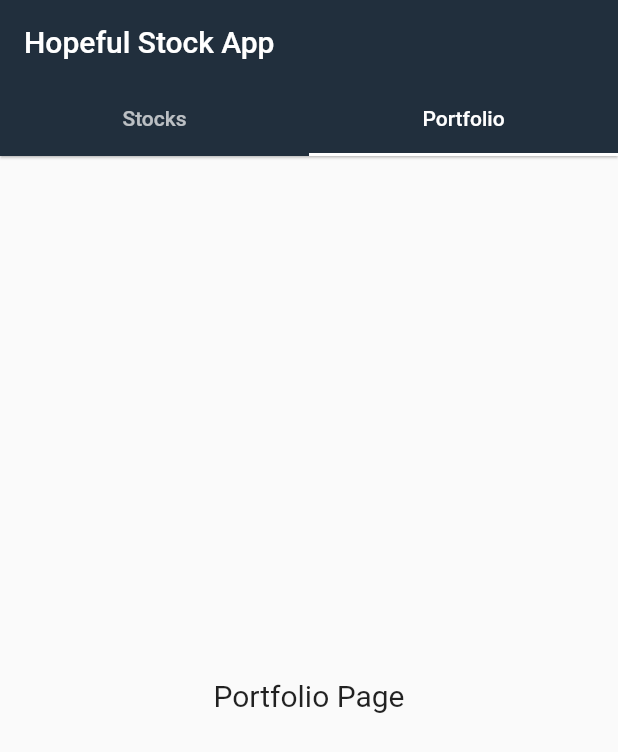
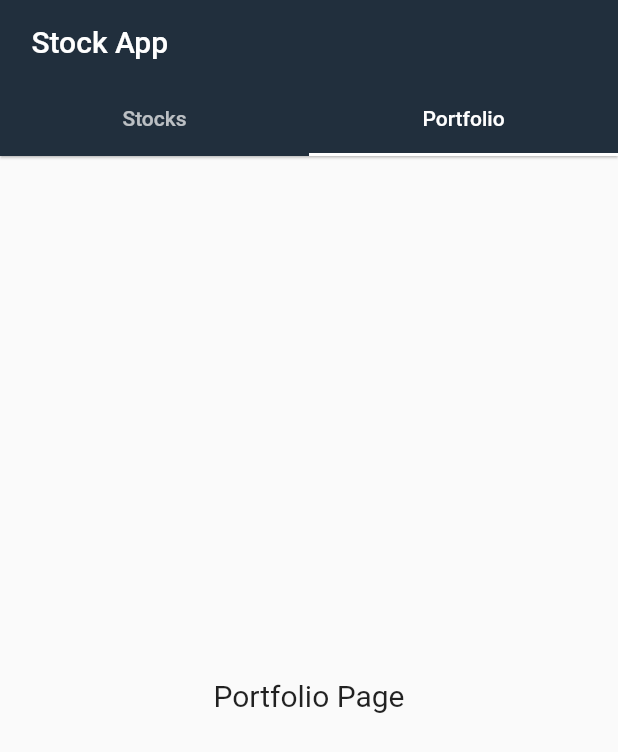
Before and after one commit to basilzuberi/hopeful_stocks, a Flutter app: the screen it shows after launch, on a phone screen of 412 x 824 dp. Shown: the top 752 px of the screen. Run offline on Flutter 3.47's test engine with Material 2 defaults, Android fonts, the phone set to English and light mode, and no system bars.

Commit message:
added documentation and new class called Stock.

```diff
--- a/lib/HomePage.dart
+++ b/lib/HomePage.dart
@@ -3,6 +3,7 @@ import 'package:hopeful_stocks/pages/StocksPage.dart';
 import 'package:hopeful_stocks/pages/PortfolioPage.dart';
 
 class HomePage extends StatefulWidget{
+  //create a state for our homepage, since its reactive
   @override
   _HomePage createState() => new _HomePage ();
 
@@ -10,11 +11,14 @@ class HomePage extends StatefulWidget{
 
 class _HomePage extends State <HomePage> with SingleTickerProviderStateMixin{
 
+
+  //tab controller so we can switch tabs
   TabController _tabController;
 
   @override
   void initState(){
     super.initState();
+    //we make the 'initial index' this specific page and have 2 tabs.
     _tabController = new TabController(vsync: this,initialIndex: 1,length: 2);
 
   }
@@ -24,12 +28,16 @@ class _HomePage extends State <HomePage> with SingleTickerProviderStateMixin{
   Widget build(BuildContext context) {
     return new Scaffold(
       appBar: AppBar(
-        title: new Text("Hopeful Stock App"),
+        //new app bar
+        title: new Text(" Stock App"),
         elevation: 0.7,
+        //tab bar for pages
         bottom: new TabBar(
+          //control with variable of tab controller called in initState
           controller: _tabController,
           indicatorColor: Colors.white,
           tabs: <Widget>[
+            //the tabs (need 2 if defined 2)
             new Tab(text:"Stocks"),
             new Tab(text: "Portfolio"),
           ],
@@ -38,6 +46,7 @@ class _HomePage extends State <HomePage> with SingleTickerProviderStateMixin{
       body: new TabBarView(
         controller: _tabController,
         children: <Widget>[
+          //the classes (under pages folder)
           new StocksPage(),
           new PortfolioPage()
 
--- a/lib/main.dart
+++ b/lib/main.dart
@@ -12,10 +12,10 @@ class MyApp extends StatelessWidget {
     return new MaterialApp(
       title: "Hopeful Stocks",
       theme: new ThemeData(
-        primaryColor: new Color(0xff212F3D),
+        primaryColor: new Color(0xff212F3D), //default color of app
       ),
-      home: new HomePage(),
-      debugShowCheckedModeBanner: false,
+      home: new HomePage(), //we make the default home  another class called Homepage.dart
+      debugShowCheckedModeBanner: false, //disable the debug icon
     );
   }
 }
--- /dev/null
+++ b/lib/models/StocksModel.dart
@@ -0,0 +1,15 @@
+import 'package:http/http.dart' as http;
+///This class is to implement JSON queries for a stock the user will search for.
+
+class Stock{
+  String stockSymbol;
+  String openPrice;
+  String closePrice;
+  String lastRefresh;
+  Stock({
+    this.stockSymbol,
+    this.openPrice,
+    this.closePrice,
+    this.lastRefresh
+  });
+}
--- a/pubspec.yaml
+++ b/pubspec.yaml
@@ -23,6 +23,8 @@ dependencies:
   # The following adds the Cupertino Icons font to your application.
   # Use with the CupertinoIcons class for iOS style icons.
   cupertino_icons: ^0.1.2
+  http: 0.12.0+2
+
 
 dev_dependencies:
   flutter_test:
```
Also changed, not shown: pubspec.lock.
